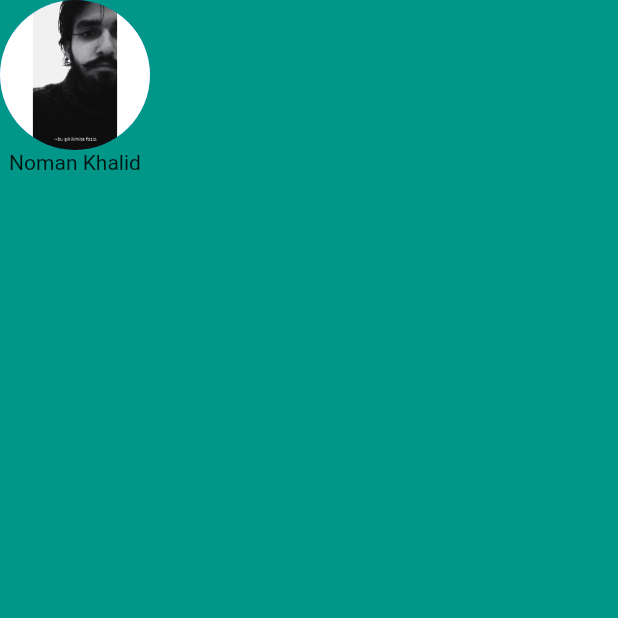
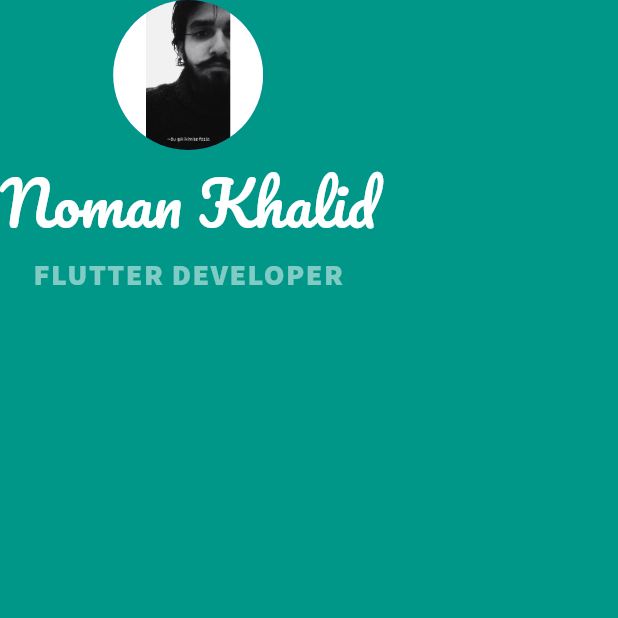
Before and after one commit to dev-nomi/MiCardApp, a Flutter app: the screen it shows after launch, on a phone screen of 412 x 824 dp, the top half of it. Run offline on Flutter 3.47's test engine with Material 2 defaults, Android fonts, the phone set to English and light mode, and no system bars.

Commit message:
Adding fonts in my project

```diff
--- a/lib/main.dart
+++ b/lib/main.dart
@@ -1,4 +1,5 @@
 import 'package:flutter/material.dart';
+import 'package:flutter/widgets.dart';
 
 void main() {
   runApp(
@@ -19,7 +20,21 @@ class MyApp extends StatelessWidget {
                   backgroundImage: AssetImage("images/noman.jpeg"),
                 ),
                 Text(
-                  "Noman Khalid"
+                  'Noman Khalid',
+                  style: TextStyle(
+                    fontSize: 40.0,
+                    color: Colors.white,
+                    fontFamily: 'Pacifico',
+                  ),
+                ),
+                Text(
+                  'FLUTTER DEVELOPER',
+                  style: TextStyle(
+                    fontSize: 20.0,
+                    color: Colors.white.withOpacity(0.5),
+                    fontFamily: 'SourceSansPro',
+                    letterSpacing: 1.0,
+                  ),
                 ),
               ],
             ),
```
Also changed, not shown: pubspec.yaml (+4 -13 lines), fonts/Pacifico-Regular.ttf (added), fonts/SourceSansPro-Black.ttf (added).
